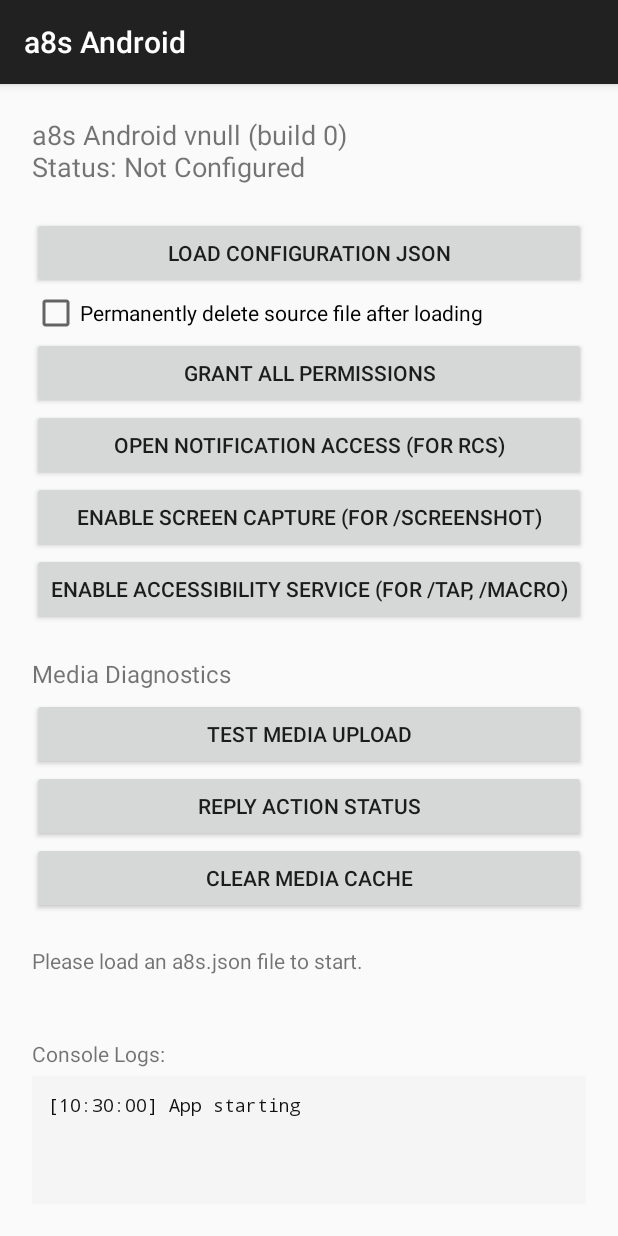
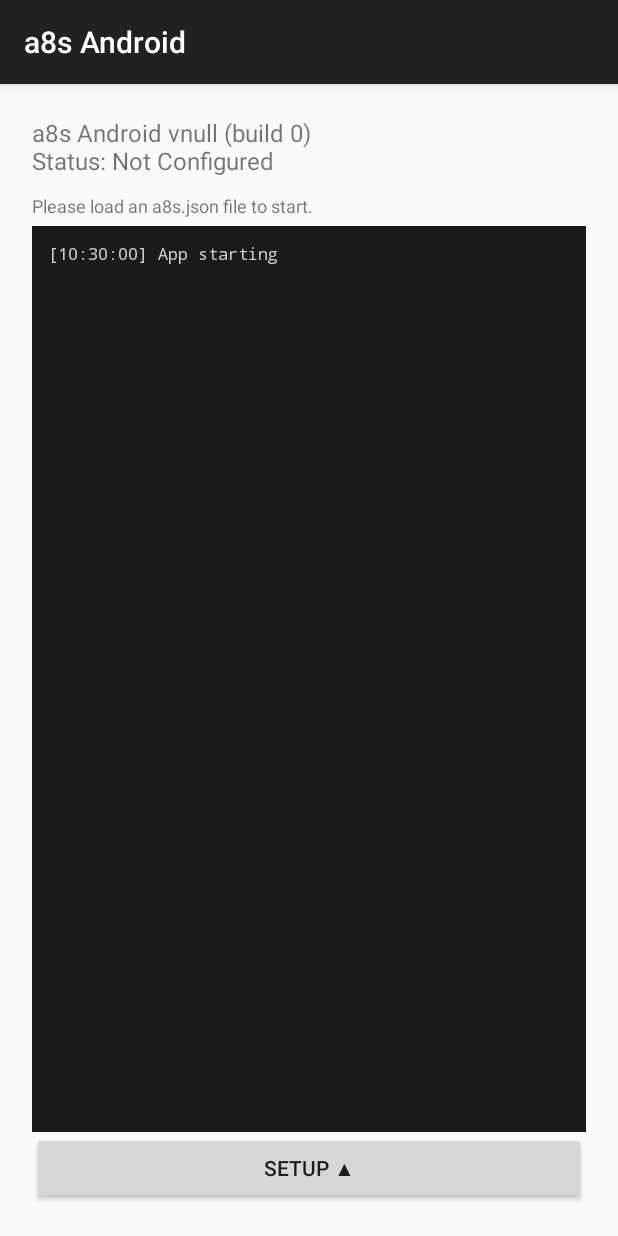
Before and after one commit to neilobremski/a8s-android, an Android app: the screen it shows after launch (MainActivity), on a phone screen of 412 x 824 dp. Run offline under Robolectric (Android 15) with nearby library versions, the phone set to English and light mode, and no system bars; 3 statements that could not run were skipped.

Commit message:
fix: collapse setup buttons — logs visible by default
The permission/diagnostics buttons pushed console logs off-screen on
small devices. Now the main view shows: status, config summary, and
logs (full height). All setup buttons are behind a "Setup" toggle at
the bottom, collapsed by default.

Co-Authored-By: Claude Opus 4.6 (1M context) <noreply@anthropic.com>

```diff
--- a/app/src/main/java/com/a8s/android/MainActivity.kt
+++ b/app/src/main/java/com/a8s/android/MainActivity.kt
@@ -100,6 +100,8 @@ class MainActivity : AppCompatActivity() {
         updateUI()
     }
 
+    private lateinit var setupPanel: LinearLayout
+
     override fun onCreate(savedInstanceState: Bundle?) {
         super.onCreate(savedInstanceState)
 
@@ -108,11 +110,9 @@ class MainActivity : AppCompatActivity() {
             setPadding(32, 32, 32, 32)
         }
         addStatusBlock(root)
-        addConfigBlock(root)
-        addPermissionButtons(root)
-        addDiagnosticsBlock(root)
         addConfigDetail(root)
         addLogBlock(root)
+        addSetupToggle(root)
         setContentView(root)
 
         A8sAndroid.onLogListener = {
@@ -128,8 +128,8 @@ class MainActivity : AppCompatActivity() {
 
     private fun addStatusBlock(root: LinearLayout) {
         statusText = TextView(this).apply {
-            textSize = 18f
-            setPadding(0, 0, 0, 32)
+            textSize = 16f
+            setPadding(0, 0, 0, 8)
         }
         root.addView(statusText)
     }
@@ -294,35 +294,54 @@ class MainActivity : AppCompatActivity() {
 
     private fun addConfigDetail(root: LinearLayout) {
         configDetail = TextView(this).apply {
-            textSize = 14f
-            setPadding(0, 32, 0, 32)
+            textSize = 12f
+            setPadding(0, 8, 0, 8)
         }
         root.addView(configDetail)
     }
 
     private fun addLogBlock(root: LinearLayout) {
-        val logLabel = TextView(this).apply {
-            text = "Console Logs:"
-            textSize = 14f
-            setPadding(0, 32, 0, 8)
-        }
-        root.addView(logLabel)
         logScroll = ScrollView(this).apply {
             layoutParams = LinearLayout.LayoutParams(
                 LinearLayout.LayoutParams.MATCH_PARENT,
                 0,
                 1f,
             )
-            setBackgroundColor(0xFFF5F5F5.toInt())
+            setBackgroundColor(0xFF1A1A1A.toInt())
         }
         logText = TextView(this).apply {
-            textSize = 12f
+            textSize = 11f
             setPadding(16, 16, 16, 16)
             typeface = android.graphics.Typeface.MONOSPACE
-            setTextColor(0xFF111111.toInt())
+            setTextColor(0xFFCCCCCC.toInt())
         }
         logScroll.addView(logText)
         root.addView(logScroll)
+    }
+
+    private fun addSetupToggle(root: LinearLayout) {
+        setupPanel = LinearLayout(this).apply {
+            orientation = LinearLayout.VERTICAL
+            visibility = android.view.View.GONE
+        }
+        addConfigBlock(setupPanel)
+        addPermissionButtons(setupPanel)
+        addDiagnosticsBlock(setupPanel)
+        root.addView(setupPanel)
+
+        val toggleBtn = Button(this).apply {
+            text = "Setup ▲"
+            setOnClickListener {
+                if (setupPanel.visibility == android.view.View.GONE) {
+                    setupPanel.visibility = android.view.View.VISIBLE
+                    text = "Setup ▼"
+                } else {
+                    setupPanel.visibility = android.view.View.GONE
+                    text = "Setup ▲"
+                }
+            }
+        }
+        root.addView(toggleBtn)
     }
 
     private fun requiredDangerousPermissions(): List<String> {
```
